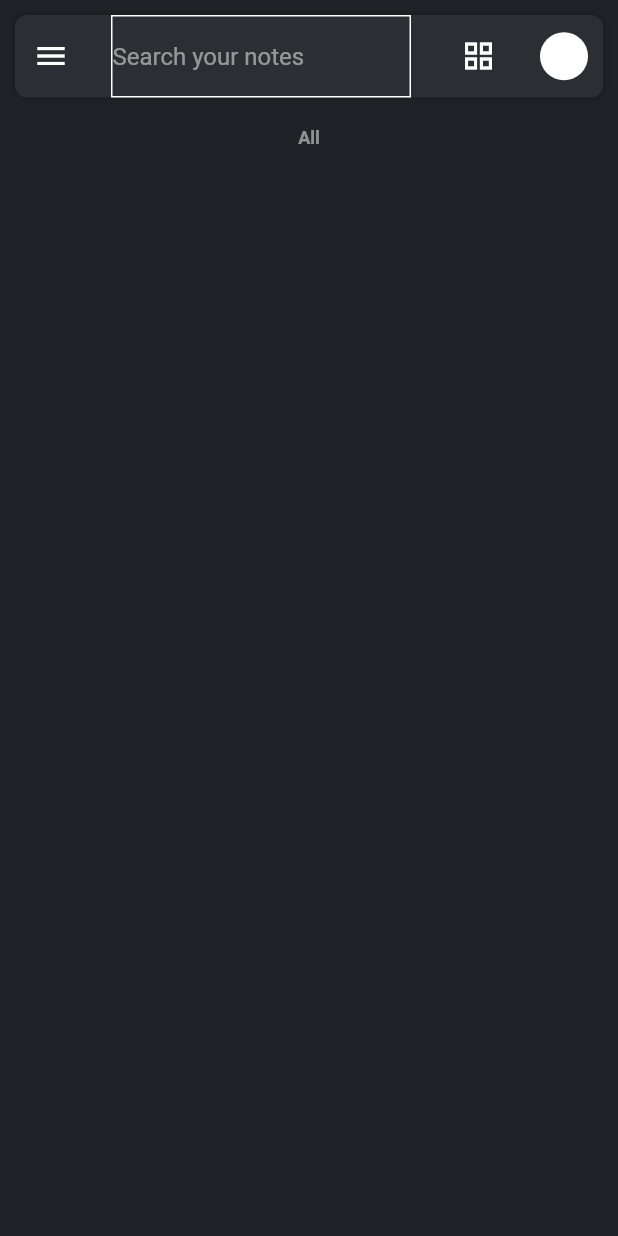
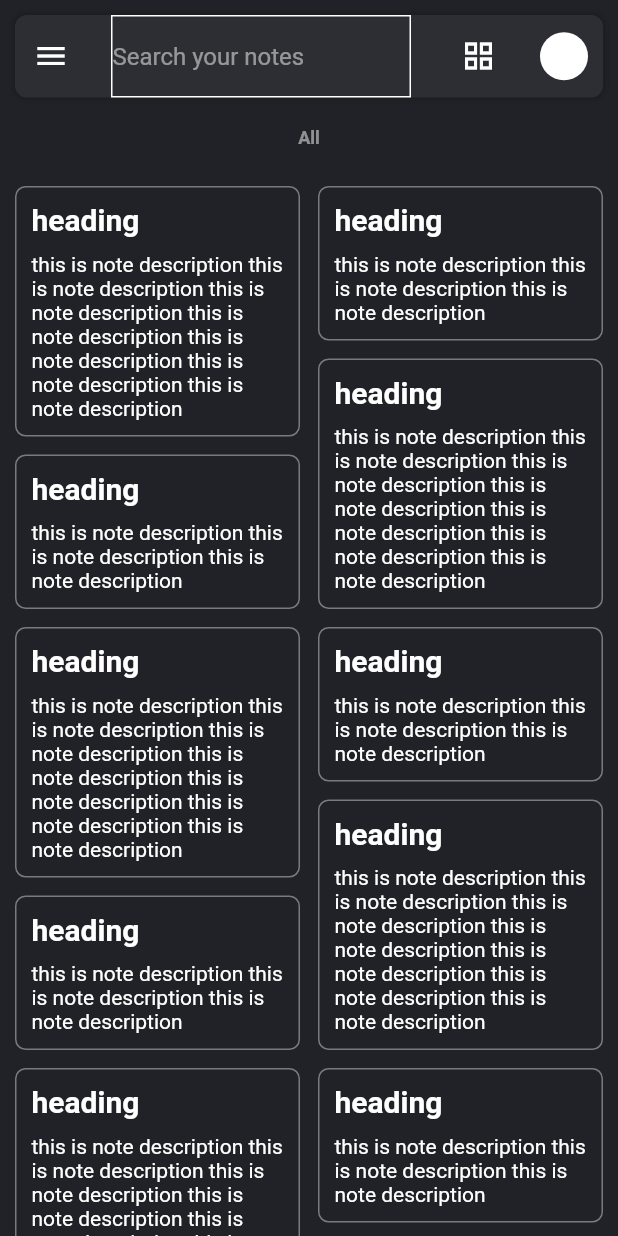
Before and after one commit to ImranIqbalS/Flutter-note-app, a Flutter app: the screen it shows after launch, on a phone screen of 412 x 824 dp. Run offline on Flutter 3.47's test engine with Material 2 defaults, Android fonts, the phone set to English and light mode, and no system bars.

Commit message:
StaggeredGridView added

```diff
--- a/lib/home.dart
+++ b/lib/home.dart
@@ -1,4 +1,5 @@
 import 'package:flutter/material.dart';
+import 'package:flutter_staggered_grid_view/flutter_staggered_grid_view.dart';
 import 'package:note_app/SideMenuBar.dart';
 import 'package:note_app/colors.dart';
 
@@ -11,6 +12,10 @@ class Home extends StatefulWidget {
 
 class _HomeState extends State<Home> {
   GlobalKey<ScaffoldState> _drawerKey = GlobalKey();
+  String note =
+      "this is note description this is note description this is note description this is note description this is note description this is note description this is note description";
+  String note1 =
+      "this is note description this is note description this is note description";
   @override
   Widget build(BuildContext context) {
     return Scaffold(
@@ -19,6 +24,7 @@ class _HomeState extends State<Home> {
       endDrawerEnableOpenDragGesture: true,
       drawer: SideMenu(),
       body: SafeArea(
+        child: SingleChildScrollView(
           child: Container(
             child: Column(
               children: [
@@ -124,7 +130,50 @@ class _HomeState extends State<Home> {
                     ],
                   ),
                 ),
+                Container(
+                  padding: EdgeInsets.symmetric(horizontal: 10, vertical: 15),
+                  height: MediaQuery.of(context).size.height,
+                  child: StaggeredGridView.countBuilder(
+                    physics: NeverScrollableScrollPhysics(),
+                    mainAxisSpacing: 12,
+                    crossAxisSpacing: 12,
+                    shrinkWrap: true,
+                    itemCount: 10,
+                    crossAxisCount: 4,
+                    staggeredTileBuilder: (index) => StaggeredTile.fit(2),
+                    itemBuilder: (context, index) => Container(
+                      padding: EdgeInsets.all(10),
+                      decoration: BoxDecoration(
+                        border: Border.all(
+                          color: white.withOpacity(0.4),
+                        ),
+                        borderRadius: BorderRadius.circular(7),
+                      ),
+                      child: Column(
+                        crossAxisAlignment: CrossAxisAlignment.start,
+                        children: [
+                          Text(
+                            "heading",
+                            style: TextStyle(
+                              color: white,
+                              fontSize: 20,
+                              fontWeight: FontWeight.bold,
+                            ),
+                          ),
+                          SizedBox(
+                            height: 10,
+                          ),
+                          Text(
+                            index.isEven ? note : note1,
+                            style: TextStyle(color: white),
+                          ),
                         ],
+                      ),
+                    ),
+                  ),
+                ),
+              ],
+            ),
           ),
         ),
       ),
```
Lines whose indentation alone changed are shown as unchanged.
